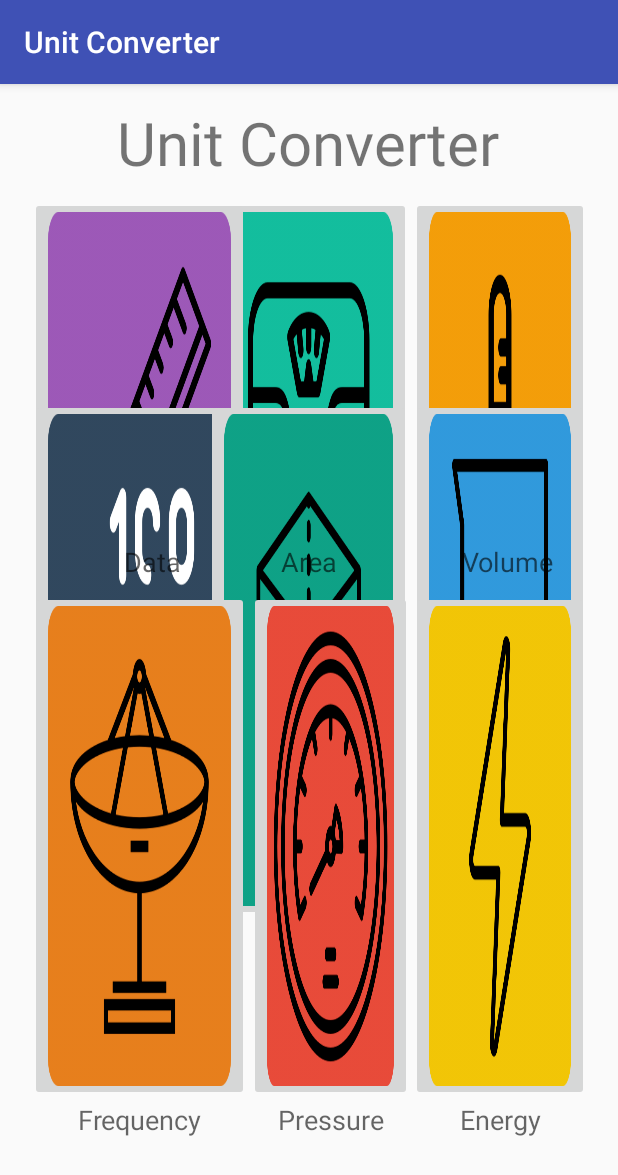
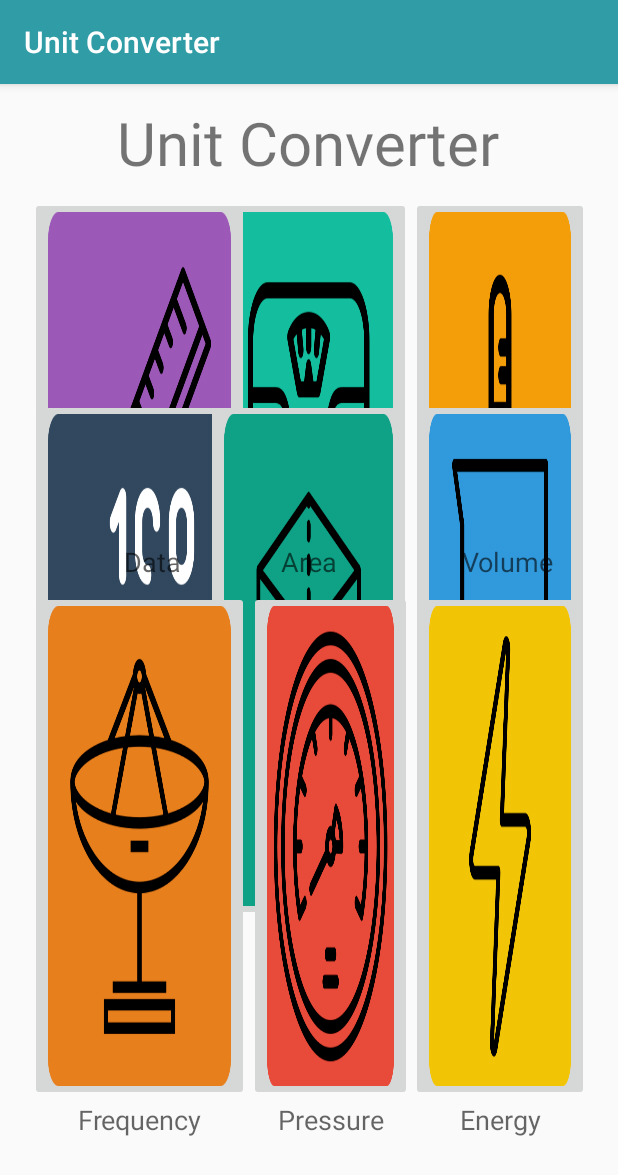
Before and after one commit to havinguyen77/Unit-Converter, an Android app: the screen it shows after launch (FirstPageActivity), on a phone screen of 412 x 824 dp. Shown: the top 1175 px of the screen. Run offline under Robolectric (Android 15) with nearby library versions, the phone set to English and light mode, and no system bars.

Commit message:
Changed primary colors

```diff
--- a/app/src/main/res/values/colors.xml
+++ b/app/src/main/res/values/colors.xml
@@ -1,6 +1,6 @@
 <?xml version="1.0" encoding="utf-8"?>
 <resources>
-    <color name="colorPrimary">#3F51B5</color>
-    <color name="colorPrimaryDark">#303F9F</color>
-    <color name="colorAccent">#FF4081</color>
+    <color name="colorPrimary">#309ca6</color>
+    <color name="colorPrimaryDark">#299099</color>
+    <color name="colorAccent">#38b5c1</color>
 </resources>
```
Also changed, not shown: 2 other files.
